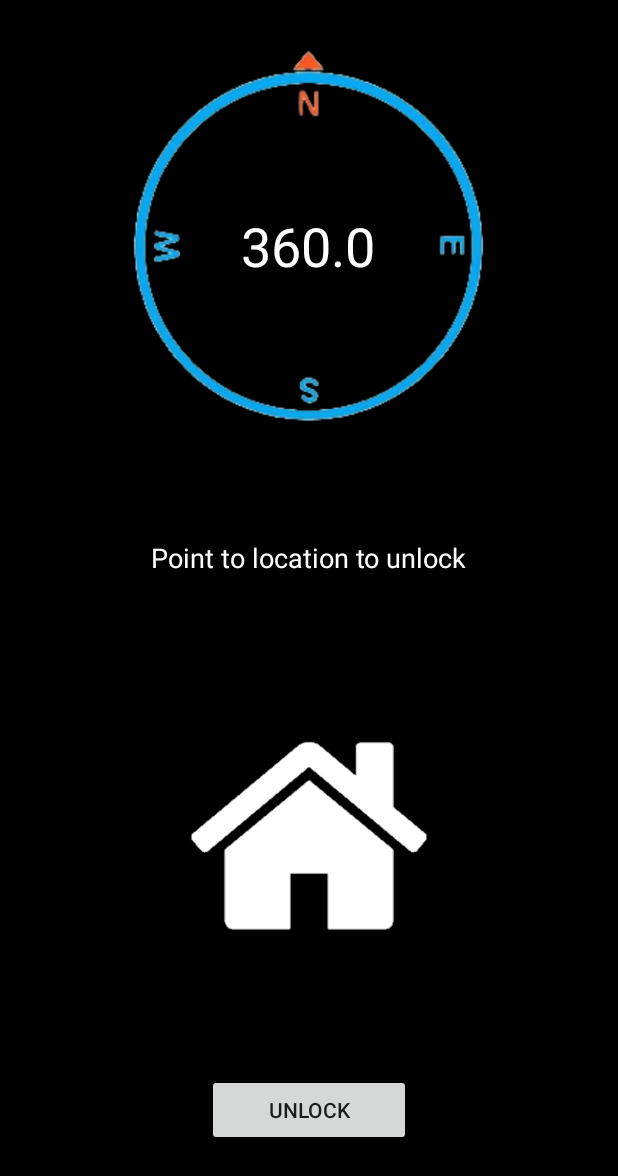
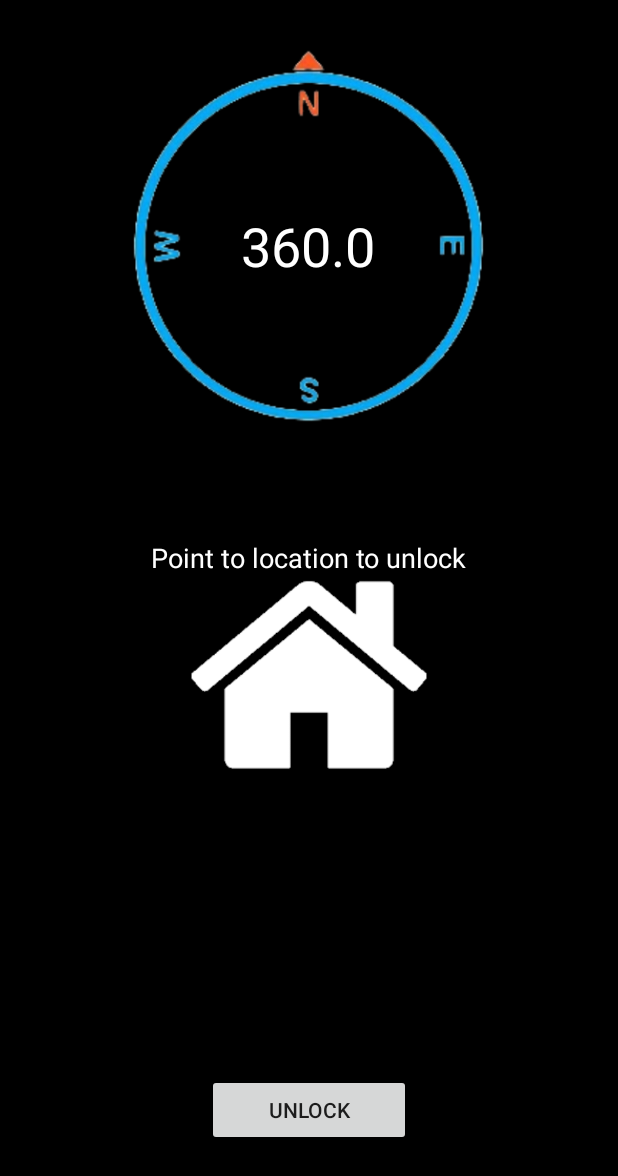
Before and after one commit to fernandobagtas/CompassUnlock, an Android app: the screen it shows after launch (MainActivity), on a phone screen of 412 x 824 dp. Shown: the top 1176 px of the screen. Run offline under Robolectric (Android 15) with nearby library versions, the phone set to English and light mode, and no system bars.

Commit message:
Update activity_main.xml

```diff
--- a/app/src/main/res/layout/activity_main.xml
+++ b/app/src/main/res/layout/activity_main.xml
@@ -47,7 +47,7 @@
         android:layout_centerHorizontal="true"
         android:layout_marginEnd="236dp"
         android:layout_marginRight="236dp"
-        android:layout_marginBottom="80dp"
+        android:layout_marginBottom="187dp"
         android:src="@drawable/house_white" />
 
     <TextView
```
